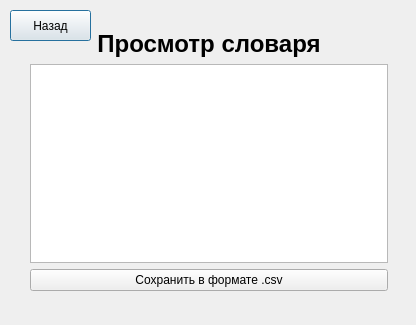
This is temporal_editor/viewwindow.ui in rock-n-shrimproll/temporalEditor as Qt 5 draws it before an edit. The edited form follows.
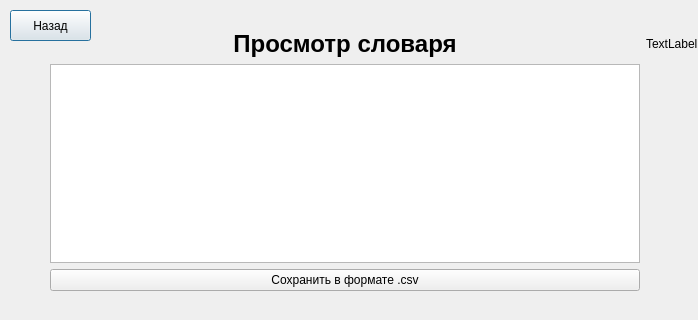
This is the edited form.

```diff
--- a/temporal_editor/viewwindow.ui
+++ b/temporal_editor/viewwindow.ui
@@ -6,8 +6,8 @@
    <rect>
     <x>0</x>
     <y>0</y>
-    <width>416</width>
-    <height>325</height>
+    <width>698</width>
+    <height>320</height>
    </rect>
   </property>
   <property name="windowTitle">
@@ -29,16 +29,37 @@
   <widget class="QWidget" name="gridLayoutWidget">
    <property name="geometry">
     <rect>
-     <x>30</x>
+     <x>50</x>
      <y>30</y>
-     <width>371</width>
+     <width>661</width>
      <height>261</height>
     </rect>
    </property>
    <layout class="QGridLayout" name="gridLayout">
+    <item row="0" column="3">
+     <widget class="QLabel" name="label_current_dictionary">
+      <property name="text">
+       <string/>
+      </property>
+     </widget>
+    </item>
+    <item row="2" column="0">
+     <widget class="QPushButton" name="pushButton_save_csv">
+      <property name="text">
+       <string>Сохранить в формате .csv</string>
+      </property>
+     </widget>
+    </item>
     <item row="1" column="0">
      <widget class="QTableView" name="tableView"/>
     </item>
+    <item row="0" column="2">
+     <widget class="QLabel" name="label">
+      <property name="text">
+       <string>TextLabel</string>
+      </property>
+     </widget>
+    </item>
     <item row="0" column="0">
      <widget class="QLabel" name="labelTitle">
       <property name="font">
@@ -56,20 +77,6 @@
       </property>
      </widget>
     </item>
-    <item row="0" column="2">
-     <widget class="QLabel" name="label_current_dictionary">
-      <property name="text">
-       <string/>
-      </property>
-     </widget>
-    </item>
-    <item row="2" column="0">
-     <widget class="QPushButton" name="pushButton_save_csv">
-      <property name="text">
-       <string>Сохранить в формате .csv</string>
-      </property>
-     </widget>
-    </item>
    </layout>
   </widget>
  </widget>
```
